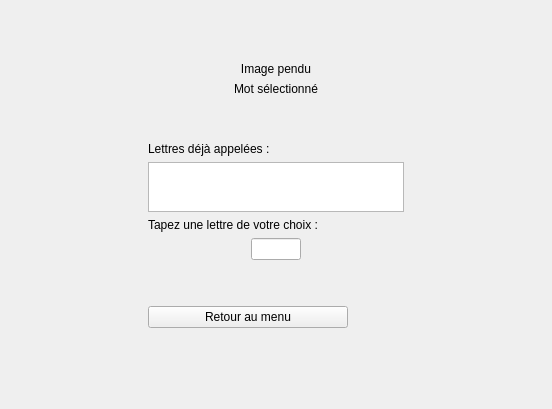
The window that ProjetLogiciel/pendu_oc/mainwindow.ui (Nozvez/Pendu) describes before a commit, drawn with Qt 5.
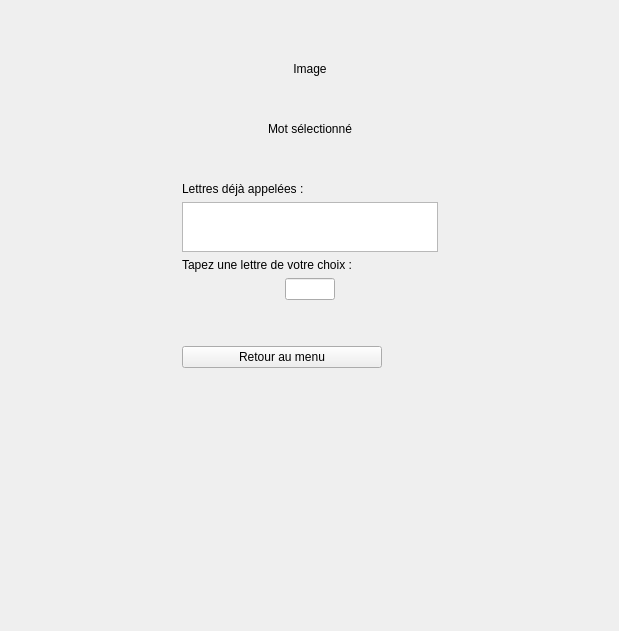
The same window after the commit.

Commit message: Ajout de l'image dans la fenêtre Game

```diff
--- a/ProjetLogiciel/pendu_oc/mainwindow.ui
+++ b/ProjetLogiciel/pendu_oc/mainwindow.ui
@@ -6,8 +6,8 @@
    <rect>
     <x>0</x>
     <y>0</y>
-    <width>552</width>
-    <height>409</height>
+    <width>619</width>
+    <height>631</height>
    </rect>
   </property>
   <property name="windowTitle">
@@ -192,13 +192,26 @@
           <item>
            <widget class="QLabel" name="label_image">
             <property name="text">
-             <string>Image pendu</string>
+             <string>Image</string>
             </property>
             <property name="alignment">
              <set>Qt::AlignCenter</set>
             </property>
            </widget>
           </item>
+          <item>
+           <spacer name="verticalSpacer_13">
+            <property name="orientation">
+             <enum>Qt::Vertical</enum>
+            </property>
+            <property name="sizeHint" stdset="0">
+             <size>
+              <width>20</width>
+              <height>40</height>
+             </size>
+            </property>
+           </spacer>
+          </item>
           <item>
            <widget class="QLabel" name="label_selectedWord">
             <property name="text">
```
The commit also changes 2 other files.
